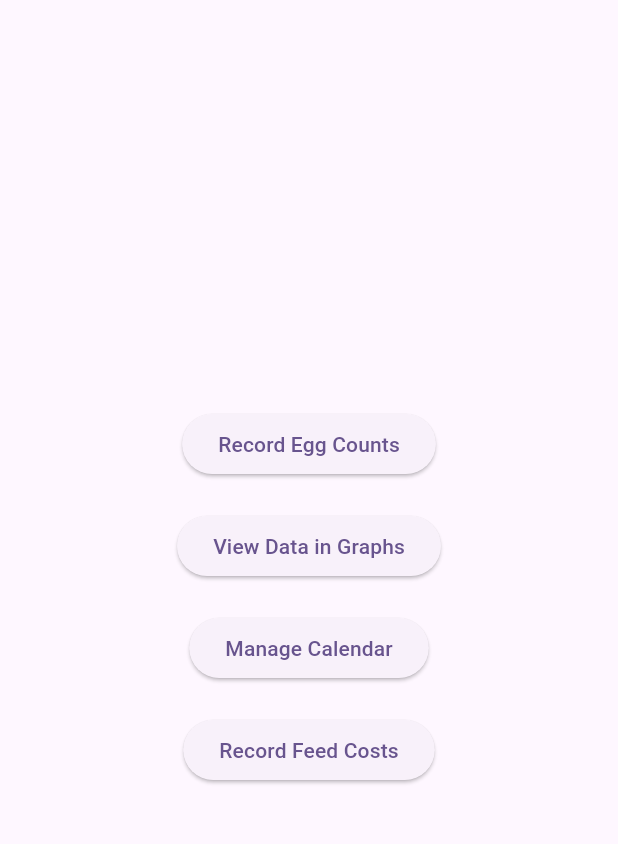
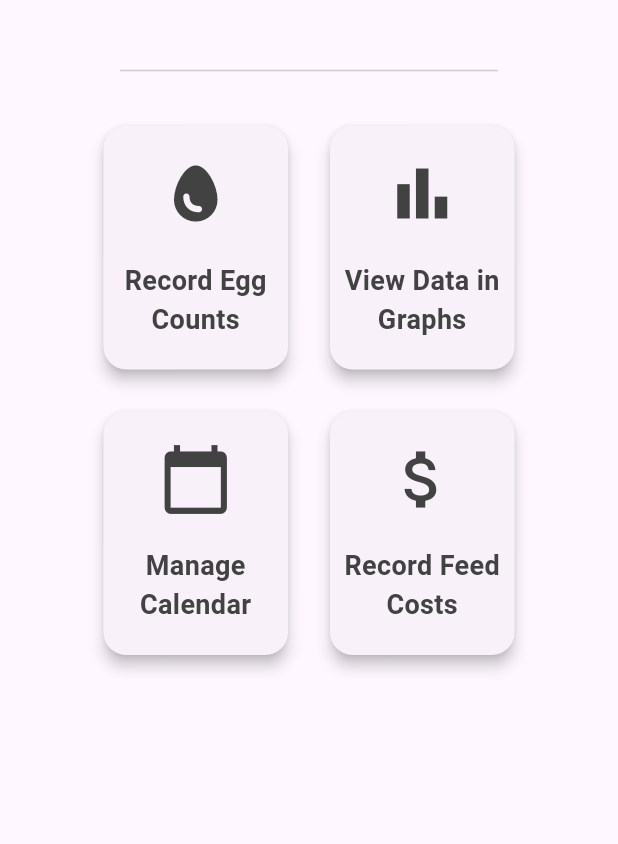
Before and after one commit to IanMabans/layers, a Flutter app: the screen it shows after launch, on a phone screen of 412 x 824 dp, the part 63-907 px from its top. Run offline on Flutter 3.47's test engine with Material 3 defaults, Android fonts, the phone set to English and light mode, and no system bars; our stand-ins replace fl_chart, open_file, permission_handler, sqflite, table_calendar; accounts and stored records are empty.

```diff
--- a/lib/main.dart
+++ b/lib/main.dart
@@ -22,7 +22,7 @@ class MyApp extends StatelessWidget {
           colorScheme: ColorScheme.fromSeed(seedColor: Colors.deepPurple),
           useMaterial3: true,
         ),
-        home: const HomeScreen(),
+        home:  HomeScreen(),
       ),
     );
   }
--- a/lib/model/eggCollection.dart
+++ b/lib/model/eggCollection.dart
@@ -1,27 +1,40 @@
 class EggCollection {
+  final int? id;
   final DateTime date;
   final int count;
-  late final double feedCost;
+  final double feedCost;
 
   EggCollection({
+    this.id,
     required this.date,
     required this.count,
     this.feedCost = 0.0,
   });
 
+  EggCollection copyWith({int? id, DateTime? date, int? count, double? feedCost}) {
+    return EggCollection(
+      id: id ?? this.id,
+      date: date ?? this.date,
+      count: count ?? this.count,
+      feedCost: feedCost ?? this.feedCost,
+    );
+  }
+
   Map<String, dynamic> toMap() {
     return {
+      'id': id,
       'date': date.toIso8601String(),
       'count': count,
-      'feedCost': feedCost, // Ensure feedCost is included
+      'feedCost': feedCost,
     };
   }
 
   factory EggCollection.fromMap(Map<String, dynamic> map) {
     return EggCollection(
+      id: map['id'],
       date: DateTime.parse(map['date']),
       count: map['count'],
-      feedCost: map['feedCost'] ?? 0.0, // Ensure feedCost is retrieved
+      feedCost: map['feedCost'] ?? 0.0,
     );
   }
 
--- a/lib/screens/homescreen.dart
+++ b/lib/screens/homescreen.dart
@@ -6,7 +6,33 @@ import 'View Data.dart';
 
 
 class HomeScreen extends StatelessWidget {
-  const HomeScreen({super.key});
+   HomeScreen({super.key});
+
+  final double horizontalPadding = 40;
+  final double verticalPadding = 25;
+
+  final List<Map<String, dynamic>> myPages = [
+    {
+      'name': 'Record Egg Counts',
+      'icon': Icons.egg,
+      'route': const RecordEggCountsScreen(),
+    },
+    {
+      'name': 'View Data in Graphs',
+      'icon': Icons.bar_chart,
+      'route': const ViewDataInGraphsScreen(),
+    },
+    {
+      'name': 'Manage Calendar',
+      'icon': Icons.calendar_today,
+      'route': const CalendarScreen(),
+    },
+    {
+      'name': 'Record Feed Costs',
+      'icon': Icons.attach_money,
+      'route': const RecordFeedCostScreen(),
+    },
+  ];
 
   @override
   Widget build(BuildContext context) {
@@ -14,48 +40,63 @@ class HomeScreen extends StatelessWidget {
       appBar: AppBar(
         title: const Text('Farm App'),
       ),
-      body: Center(
+      body: Padding(
+        padding: EdgeInsets.symmetric(horizontal: horizontalPadding),
         child: Column(
-          mainAxisAlignment: MainAxisAlignment.center,
+          crossAxisAlignment: CrossAxisAlignment.start,
           children: [
-            ElevatedButton(
-              onPressed: () {
-                Navigator.push(
-                  context,
-                  MaterialPageRoute(builder: (context) => const RecordEggCountsScreen()),
-                );
-              },
-              child: const Text('Record Egg Counts'),
+            const SizedBox(height: 25),
+            const Padding(
+              padding: EdgeInsets.symmetric(horizontal: 40.0),
+              child: Divider(
+                thickness: 1,
+                color: Color.fromARGB(255, 204, 204, 204),
+              ),
             ),
-            const SizedBox(height: 20),
-            ElevatedButton(
-              onPressed: () {
-                Navigator.push(
-                  context,
-                  MaterialPageRoute(builder: (context) => const ViewDataInGraphsScreen()),
-                );
-              },
-              child: const Text('View Data in Graphs'),
-            ),
-            const SizedBox(height: 20),
-            ElevatedButton(
-              onPressed: () {
-                Navigator.push(
-                  context,
-                  MaterialPageRoute(builder: (context) => const CalendarScreen()),
-                );
-              },
-              child: const Text('Manage Calendar'),
-            ),
-            const SizedBox(height: 20),
-            ElevatedButton(
-              onPressed: () {
-                Navigator.push(
-                  context,
-                  MaterialPageRoute(builder: (context) => const RecordFeedCostScreen()), // New button for recording feed costs
-                );
-              },
-              child: const Text('Record Feed Costs'),
+            Expanded(
+              child: GridView.builder(
+                padding: const EdgeInsets.all(25),
+                itemCount: myPages.length,
+                gridDelegate: const SliverGridDelegateWithFixedCrossAxisCount(
+                  crossAxisCount: 2,
+                  childAspectRatio: 1 / 1.3,
+                  mainAxisSpacing: 20, // Adjust as needed
+                  crossAxisSpacing: 20, // Adjust as needed
+                ),
+                itemBuilder: (context, index) {
+                  final page = myPages[index];
+                  return GestureDetector(
+                    onTap: () {
+                      Navigator.push(
+                        context,
+                        MaterialPageRoute(builder: (context) => page['route']),
+                      );
+                    },
+                    child: Card(
+                      elevation: 4,
+                      shape: RoundedRectangleBorder(
+                        borderRadius: BorderRadius.circular(15),
+                      ),
+                      child: Column(
+                        mainAxisAlignment: MainAxisAlignment.center,
+                        children: [
+                          Icon(page['icon'], size: 50, color: Colors.grey[800]),
+                          const SizedBox(height: 20),
+                          Text(
+                            page['name'],
+                            textAlign: TextAlign.center,
+                            style: TextStyle(
+                              fontSize: 18,
+                              fontWeight: FontWeight.bold,
+                              color: Colors.grey[800],
+                            ),
+                          ),
+                        ],
+                      ),
+                    ),
+                  );
+                },
+              ),
             ),
           ],
         ),
--- a/pubspec.yaml
+++ b/pubspec.yaml
@@ -43,6 +43,10 @@ dependencies:
   fl_chart: ^0.68.0
 
   path: any
+  printing: ^5.12.0
+  pdf: ^3.10.8
+  open_file: ^3.3.2
+  permission_handler: ^11.3.1
 dev_dependencies:
   flutter_test:
     sdk: flutter
```
Also changed, not shown: lib/model/databaseHelper.dart (+19 -1 lines), lib/model/egg_collection_provider.dart (+31 -8 lines), lib/reports/pdf_report_generator.dart (added, +90 -0 lines), lib/screens/Calendar Screen.dart (+13 -2 lines), lib/screens/Feeds.dart (+28 -8 lines), lib/screens/RecordEgg.dart (+10 -1 lines), pubspec.lock, 6 other files.
